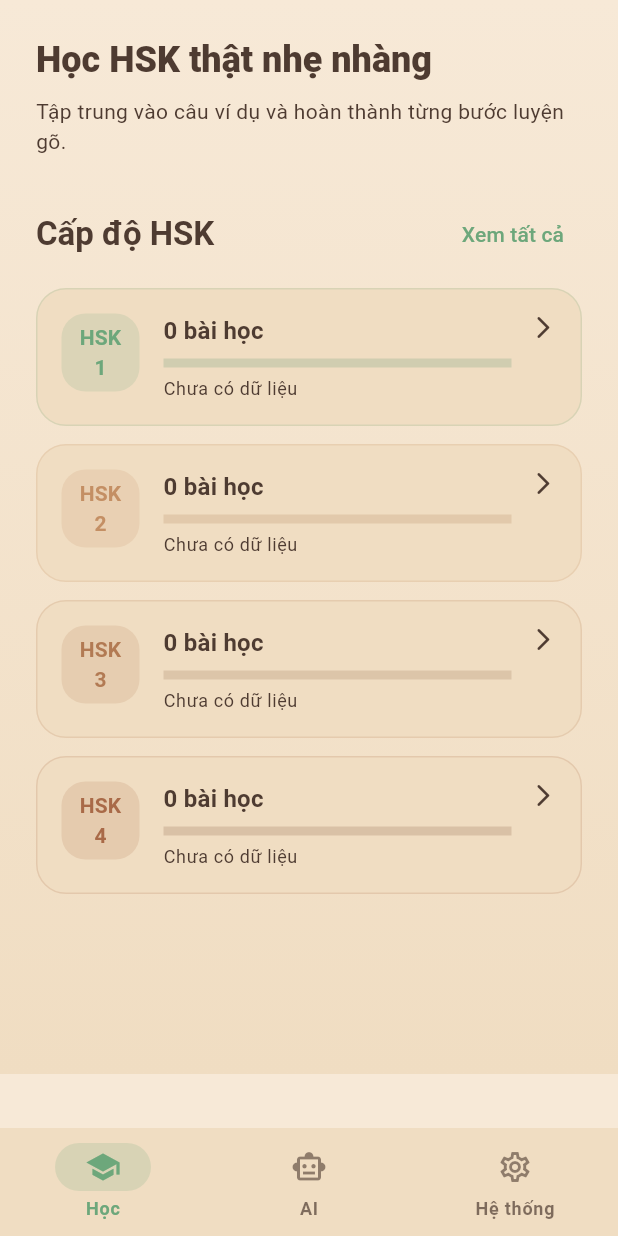
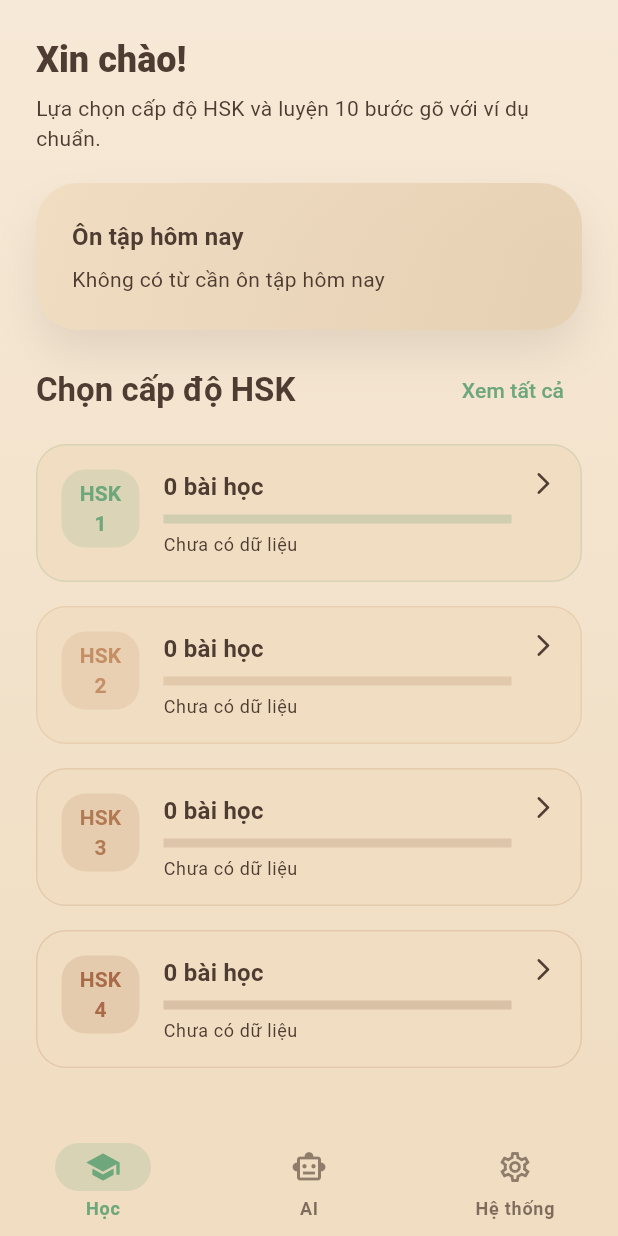
Before and after one commit to hieuhieu2202/learnchinesene, a Flutter app: the screen it shows after launch, on a phone screen of 412 x 824 dp. Run offline on Flutter 3.47's test engine with Material 3 defaults, Android fonts, the phone set to English and light mode, and no system bars; our stand-ins replace audioplayers, get, sqflite; accounts and stored records are empty.

Commit message:
Refine home layout and filter duplicate words

```diff
--- a/lib/features/vocabulary/presentation/controllers/section_list_controller.dart
+++ b/lib/features/vocabulary/presentation/controllers/section_list_controller.dart
@@ -2,9 +2,11 @@ import 'package:get/get.dart';
 
 import '../../../../core/usecase/usecase.dart';
 import '../../domain/entities/word.dart';
+import '../../domain/usecases/get_examples_by_word.dart';
 import '../../domain/usecases/get_sections.dart';
 import '../../domain/usecases/get_words_by_section.dart';
 import '../utils/hsk_utils.dart';
+import '../utils/word_filters.dart';
 
 class SectionProgress {
   SectionProgress({
@@ -36,6 +38,7 @@ class SectionListController extends GetxController {
   SectionListController({
     required this.getSections,
     required this.getWordsBySection,
+    required this.getExamplesByWord,
     required int initialLevel,
   }) {
     selectedLevel.value = initialLevel;
@@ -43,6 +46,7 @@ class SectionListController extends GetxController {
 
   final GetSections getSections;
   final GetWordsBySection getWordsBySection;
+  final GetExamplesByWord getExamplesByWord;
 
   final sections = <SectionProgress>[].obs;
   final _allSections = <SectionProgress>[];
@@ -66,7 +70,11 @@ class SectionListController extends GetxController {
       final items = <SectionProgress>[];
       for (final id in sectionIds) {
         final words = await getWordsBySection(id);
-        items.add(_buildProgress(id, words));
+        final filtered = await dedupeWordsByExample(
+          words: words,
+          loadExamples: getExamplesByWord,
+        );
+        items.add(_buildProgress(id, filtered));
       }
       _allSections
         ..clear()
--- a/lib/features/vocabulary/presentation/controllers/word_list_controller.dart
+++ b/lib/features/vocabulary/presentation/controllers/word_list_controller.dart
@@ -1,18 +1,22 @@
 import 'package:get/get.dart';
 
 import '../../domain/entities/word.dart';
+import '../../domain/usecases/get_examples_by_word.dart';
 import '../../domain/usecases/get_words_by_section.dart';
+import '../utils/word_filters.dart';
 
 class WordListController extends GetxController {
   WordListController({
     required this.sectionId,
     required this.sectionTitle,
     required this.getWordsBySection,
+    required this.getExamplesByWord,
   });
 
   final int sectionId;
   final String sectionTitle;
   final GetWordsBySection getWordsBySection;
+  final GetExamplesByWord getExamplesByWord;
 
   final words = <Word>[].obs;
   final isLoading = false.obs;
@@ -30,7 +34,11 @@ class WordListController extends GetxController {
     isLoading.value = true;
     try {
       final result = await getWordsBySection(sectionId);
-      words.assignAll(result);
+      final filtered = await dedupeWordsByExample(
+        words: result,
+        loadExamples: getExamplesByWord,
+      );
+      words.assignAll(filtered);
     } finally {
       isLoading.value = false;
     }
--- a/lib/features/vocabulary/presentation/pages/home_page.dart
+++ b/lib/features/vocabulary/presentation/pages/home_page.dart
@@ -60,36 +60,37 @@ class _DashboardTab extends StatelessWidget {
     return Obx(() {
       final isLoading = controller.isLoading.value;
       final overview = controller.hskOverview.toList();
+      final reviewCount = controller.reviewCount.value;
 
       return _GradientBackground(
         child: SafeArea(
           bottom: false,
-          child: SingleChildScrollView(
+          child: CustomScrollView(
             key: const PageStorageKey('home-dashboard'),
             physics: const BouncingScrollPhysics(),
-            padding: const EdgeInsets.fromLTRB(24, 24, 24, 120),
+            slivers: [
+              SliverPadding(
+                padding: const EdgeInsets.fromLTRB(24, 24, 24, 16),
+                sliver: SliverToBoxAdapter(
+                  child: _HomeWelcomeCard(reviewCount: reviewCount),
+                ),
+              ),
+              SliverPadding(
+                padding: const EdgeInsets.fromLTRB(24, 0, 24, 120),
+                sliver: SliverToBoxAdapter(
                   child: Column(
                     crossAxisAlignment: CrossAxisAlignment.start,
                     children: [
-                Text(
-                  'Học HSK thật nhẹ nhàng',
-                  style: Theme.of(context).textTheme.headlineSmall?.copyWith(
-                        fontWeight: FontWeight.w800,
-                      ),
-                ),
-                const SizedBox(height: 8),
-                Text(
-                  'Tập trung vào câu ví dụ và hoàn thành từng bước luyện gõ.',
-                  style: Theme.of(context).textTheme.bodyMedium,
-                ),
-                const SizedBox(height: 28),
                       Row(
                         children: [
-                    const _SectionTitle(text: 'Cấp độ HSK'),
+                          const _SectionTitle(text: 'Chọn cấp độ HSK'),
                           const Spacer(),
                           TextButton(
                             onPressed: () => navigateAfterFrame(
-                        () => Get.toNamed(AppRoutes.sections, arguments: {'level': 1}),
+                              () => Get.toNamed(
+                                AppRoutes.sections,
+                                arguments: {'level': 1},
+                              ),
                             ),
                             child: const Text('Xem tất cả'),
                           ),
@@ -101,8 +102,94 @@ class _DashboardTab extends StatelessWidget {
                   ),
                 ),
               ),
+            ],
+          ),
+        ),
       );
     });
+  }
+}
+
+class _HomeWelcomeCard extends StatelessWidget {
+  const _HomeWelcomeCard({required this.reviewCount});
+
+  final int reviewCount;
+
+  @override
+  Widget build(BuildContext context) {
+    final theme = Theme.of(context);
+    final scheme = theme.colorScheme;
+    final reviewLabel = reviewCount > 0
+        ? '$reviewCount từ cần ôn tập hôm nay'
+        : 'Không có từ cần ôn tập hôm nay';
+
+    return Column(
+      crossAxisAlignment: CrossAxisAlignment.start,
+      children: [
+        Text(
+          'Xin chào!',
+          style: theme.textTheme.headlineSmall?.copyWith(
+            fontWeight: FontWeight.w800,
+          ),
+        ),
+        const SizedBox(height: 6),
+        Text(
+          'Lựa chọn cấp độ HSK và luyện 10 bước gõ với ví dụ chuẩn.',
+          style: theme.textTheme.bodyMedium,
+        ),
+        const SizedBox(height: 20),
+        Container(
+          width: double.infinity,
+          padding: const EdgeInsets.all(24),
+          decoration: BoxDecoration(
+            borderRadius: BorderRadius.circular(28),
+            gradient: LinearGradient(
+              colors: [
+                scheme.surface,
+                scheme.surfaceVariant.withOpacity(0.9),
+              ],
+              begin: Alignment.topLeft,
+              end: Alignment.bottomRight,
+            ),
+            boxShadow: [
+              BoxShadow(
+                color: scheme.shadow.withOpacity(0.08),
+                blurRadius: 24,
+                offset: const Offset(0, 16),
+              ),
+            ],
+          ),
+          child: Column(
+            crossAxisAlignment: CrossAxisAlignment.start,
+            children: [
+              Text(
+                'Ôn tập hôm nay',
+                style: theme.textTheme.titleMedium?.copyWith(
+                  fontWeight: FontWeight.w700,
+                ),
+              ),
+              const SizedBox(height: 6),
+              Text(
+                reviewLabel,
+                style: theme.textTheme.bodyMedium?.copyWith(
+                  color: scheme.onSurfaceVariant,
+                ),
+              ),
+              if (reviewCount > 0) ...[
+                const SizedBox(height: 16),
+                FilledButton.icon(
+                  onPressed: () => navigateAfterFrame(() {
+                    Get.toNamed(AppRoutes.reviewToday);
+                  }),
+                  icon: const Icon(Icons.refresh_rounded),
+                  label: const Text('Bắt đầu ôn tập'),
+                ),
+              ],
+            ],
+          ),
+        ),
+      ],
+    );
   }
 }
 
@@ -527,18 +614,43 @@ class _SimpleLevelList extends StatelessWidget {
           )
         : overview;
 
-    return Column(
+    return LayoutBuilder(
+      builder: (context, constraints) {
+        final maxWidth = constraints.maxWidth.isFinite
+            ? constraints.maxWidth
+            : MediaQuery.of(context).size.width - 48;
+        final columns = _preferredLevelColumns(maxWidth);
+        final spacing = 16.0;
+        final itemWidth =
+            (maxWidth - spacing * (columns - 1)) / columns;
+
+        return Wrap(
+          spacing: spacing,
+          runSpacing: spacing,
           children: [
-        for (var i = 0; i < items.length; i++) ...[
-          _SimpleLevelCard(
-            item: items[i],
+            for (final item in items)
+              SizedBox(
+                width: itemWidth,
+                child: _SimpleLevelCard(
+                  item: item,
                   disabled: overview.isEmpty && isLoading,
                 ),
-          if (i != items.length - 1) const SizedBox(height: 12),
-        ],
+              ),
           ],
         );
+      },
+    );
   }
+}
+
+int _preferredLevelColumns(double maxWidth) {
+  if (maxWidth < 420) {
+    return 1;
+  }
+  if (maxWidth < 720) {
+    return 2;
+  }
+  return 3;
 }
 
 class _SimpleLevelCard extends StatelessWidget {
--- a/lib/routes/app_pages.dart
+++ b/lib/routes/app_pages.dart
@@ -131,6 +131,7 @@ class AppPages {
           getWordsToReviewToday: Get.find(),
           getSections: Get.find(),
           getWordsBySection: Get.find(),
+          getExamplesByWord: Get.find(),
         ));
       }),
     ),
@@ -143,6 +144,7 @@ class AppPages {
         Get.put(SectionListController(
           getSections: Get.find(),
           getWordsBySection: Get.find(),
+          getExamplesByWord: Get.find(),
           initialLevel: hskLevel,
         ));
       }),
@@ -158,6 +160,7 @@ class AppPages {
           sectionId: sectionId,
           sectionTitle: sectionTitle,
           getWordsBySection: Get.find(),
+          getExamplesByWord: Get.find(),
         ));
       }),
     ),
```
Also changed, not shown: lib/features/vocabulary/presentation/controllers/home_controller.dart (+11 -3 lines), lib/features/vocabulary/presentation/utils/word_filters.dart (added, +41 -0 lines). Lines whose indentation alone changed are shown as unchanged.
